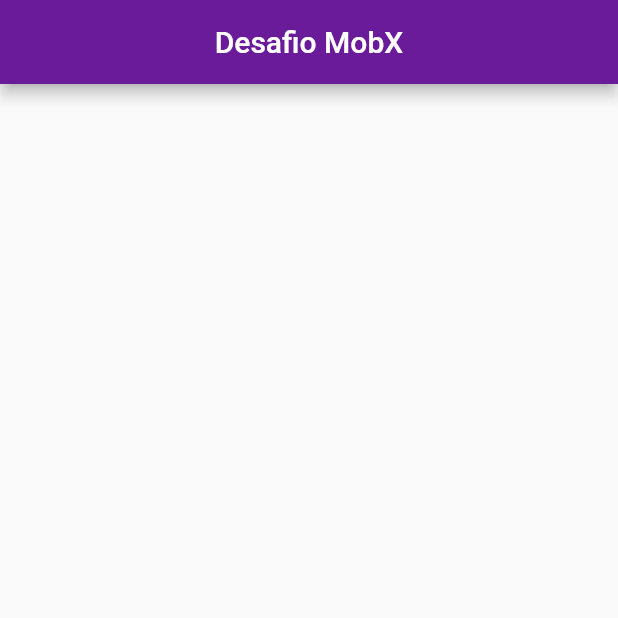
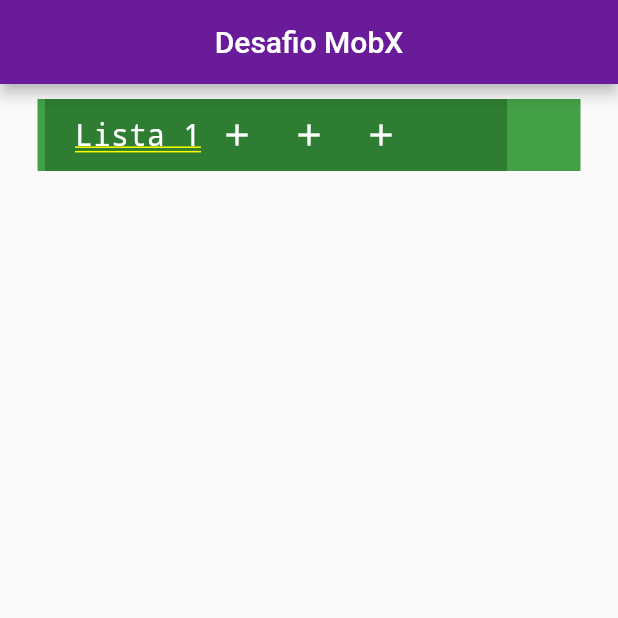
Before and after one commit to ReniDelonzek/desafios_mobx, a Flutter app: the screen it shows after launch, on a phone screen of 412 x 824 dp, the top half of it. Run offline on Flutter 3.47's test engine with Material 2 defaults, Android fonts, the phone set to English and light mode, and no system bars; our stand-ins replace mobx.

Commit message:
Tela inicial criada

```diff
--- a/primeiro_desafio/lib/widgets/chip_list/chip_list_widget.dart
+++ b/primeiro_desafio/lib/widgets/chip_list/chip_list_widget.dart
@@ -13,7 +13,46 @@
             Container(
               color: Colors.green.shade600,
               child: Row(
-                children: [],
+                children: [
+                  Container(
+                    margin: EdgeInsets.symmetric(horizontal: 5),
+                    color: Colors.green.shade800,
+                    child: Row(
+                      mainAxisAlignment: MainAxisAlignment.spaceBetween,
+                      children: [
+                        Container(
+                          margin: EdgeInsets.only(left: 20),
+                          child: Text(
+                            "Lista 1",
+                            style: TextStyle(
+                                color: Colors.white,
+                                fontSize: 20,
+                                fontWeight: FontWeight.w400),
+                          ),
+                        ),
+                        Container(
+                          child: Row(
+                            children: [
+                              IconButton(
+                                onPressed: () {},
+                                icon: Icon(Icons.add, color: Colors.white),
+                              ),
+                              IconButton(
+                                onPressed: () {},
+                                icon: Icon(Icons.add, color: Colors.white),
+                              ),
+                              IconButton(
+                                onPressed: () {},
+                                icon: Icon(Icons.add, color: Colors.white),
+                              ),
+                            ],
+                          ),
+                        ),
+                        SizedBox(width: 60)
+                      ],
+                    ),
+                  ),
+                ],
               ),
             ),
           ],
```
